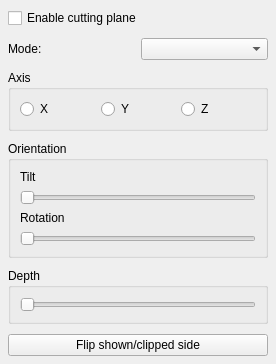
This is glue_vispy_viewers/volume/qt/cutting_plane_widget.ui in Carifio24/glue-vispy-viewers as Qt 5 draws it before an edit. The edited form follows.
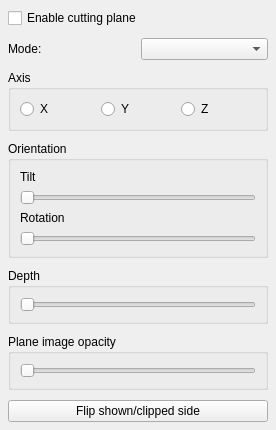
This is the edited form.

Commit message: Add an opacity slider that overlays the data sliced on the cutting plane using each layer's existing colormap, hidden when the camera is behind the plane.

What changed in the file:
```diff
--- a/glue_vispy_viewers/volume/qt/cutting_plane_widget.ui
+++ b/glue_vispy_viewers/volume/qt/cutting_plane_widget.ui
@@ -156,6 +156,25 @@
      </layout>
     </widget>
    </item>
+   <item>
+    <widget class="QGroupBox" name="image_box">
+     <property name="title">
+      <string>Plane image opacity</string>
+     </property>
+     <layout class="QVBoxLayout" name="image_layout">
+      <item>
+       <widget class="QSlider" name="value_cut_plane_image_opacity">
+        <property name="maximum">
+         <number>1000</number>
+        </property>
+        <property name="orientation">
+         <enum>Qt::Horizontal</enum>
+        </property>
+       </widget>
+      </item>
+     </layout>
+    </widget>
+   </item>
    <item>
     <widget class="QPushButton" name="button_flip_cut">
      <property name="text">
```
The commit also changes 6 other files.
